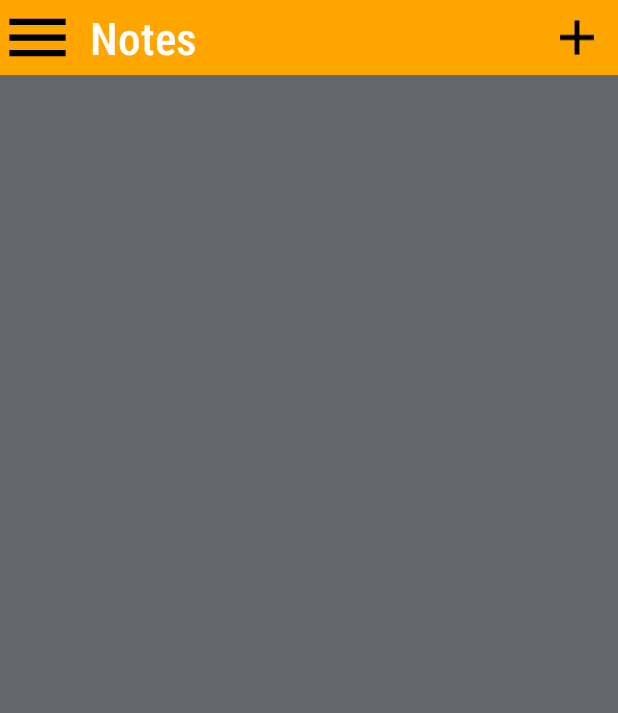
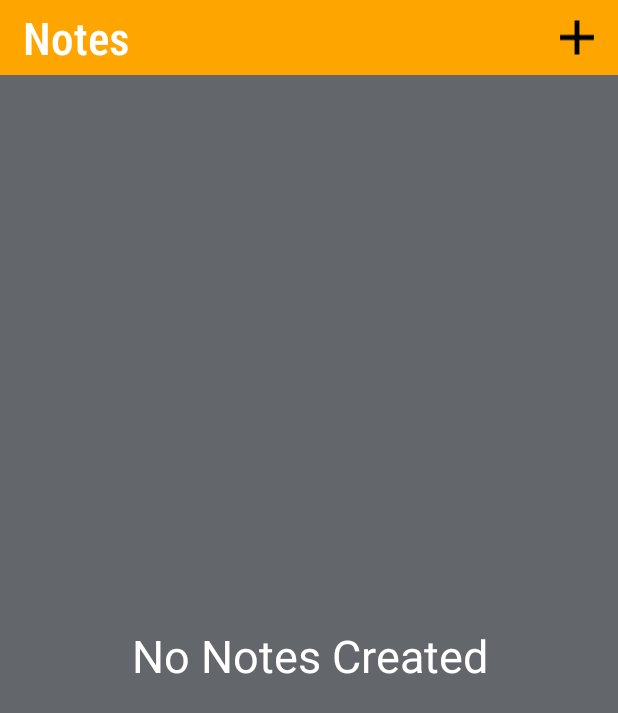
Before and after one commit to agr-shubham/NotesApp, an Android app: the screen it shows after launch (ListNotesActivity), on a phone screen of 412 x 824 dp. Shown: the top 713 px of the screen. Run offline under Robolectric (Android 15) with nearby library versions, the phone set to English and light mode, and no system bars; our stand-ins replace Room's generated code.

```diff
--- a/app/src/main/java/com/shubham/notes/UI/activities/ListNotesActivity.kt
+++ b/app/src/main/java/com/shubham/notes/UI/activities/ListNotesActivity.kt
@@ -4,7 +4,9 @@ import android.app.Activity
 import android.content.Intent
 import android.os.Bundle
 import android.util.Log
+import android.view.View
 import android.widget.ImageButton
+import android.widget.TextView
 import android.widget.Toast
 import androidx.activity.viewModels
 import androidx.appcompat.app.AppCompatActivity
@@ -34,18 +36,19 @@ class ListNotesActivity : AppCompatActivity(){
         Log.d("notesViewModel List", "notesViewModel List"+notesViewModel)
 
         var recyclerView = findViewById<RecyclerView>(R.id.recyclerView1) as RecyclerView
+        var noNotesTV= findViewById<TextView>(R.id.no_notes_message) as TextView
         recyclerView.addItemDecoration(DividerItemDecoration(this, 0));
 //        val notesListLD: LiveData<List<Notes>> = (application as NotesApplication).repository.allWords
         val notesList = listOf<Notes>()
 
 
 
-        var buttonListNotes : ImageButton = findViewById<ImageButton>(R.id.nav_button) as ImageButton
+//        var buttonListNotes : ImageButton = findViewById<ImageButton>(R.id.nav_button) as ImageButton
         var new_note_button : ImageButton = findViewById<ImageButton>(R.id.new_note_button) as ImageButton
 
-        buttonListNotes.setOnClickListener {
-            (this as Activity).finishAfterTransition()
-        }
+//        buttonListNotes.setOnClickListener {
+//            (this as Activity).finishAfterTransition()
+//        }
 
         recyclerView.layoutManager = LinearLayoutManager(this);//,LinearLayout.VERTICAL,false)
         recyclerView.addItemDecoration(DividerItemDecoration(this, DividerItemDecoration.VERTICAL))
@@ -59,6 +62,14 @@ class ListNotesActivity : AppCompatActivity(){
             notes?.let {
                 adapter.updateList(it)
             }
+            if (notesViewModel.allWords.value!!.isEmpty()) {
+                recyclerView.setVisibility(View.GONE);
+                noNotesTV.setVisibility(View.VISIBLE);
+            }
+            else {
+                recyclerView.setVisibility(View.VISIBLE);
+                noNotesTV.setVisibility(View.GONE);
+            }
         }
 
         new_note_button.setOnClickListener{
@@ -69,6 +80,11 @@ class ListNotesActivity : AppCompatActivity(){
         notesList.forEach {
             notesViewModel.insert(it)
         }
+
+
+    }
+    public fun deleteButton(note : Notes) {
+        notesViewModel.delete(note.id)
     }
 
 
--- a/app/src/main/res/layout/activity_list_notes.xml
+++ b/app/src/main/res/layout/activity_list_notes.xml
@@ -7,17 +7,17 @@
     android:background="@color/dark_gray"
     tools:context=".UI.activities.ListNotesActivity">
 
-    <ImageButton
-        android:id="@+id/nav_button"
-        android:layout_width="50dp"
-        android:padding="0dp"
-        android:layout_height="50dp"
-        android:adjustViewBounds="true"
-        android:scaleType="fitCenter"
-        android:background="@color/orange"
-        android:src="@drawable/ic_navigation_more"
-        app:layout_constraintStart_toStartOf="parent"
-        app:layout_constraintTop_toTopOf="parent" />
+<!--    <ImageButton-->
+<!--        android:id="@+id/nav_button"-->
+<!--        android:layout_width="50dp"-->
+<!--        android:padding="0dp"-->
+<!--        android:layout_height="50dp"-->
+<!--        android:adjustViewBounds="true"-->
+<!--        android:scaleType="fitCenter"-->
+<!--        android:background="@color/orange"-->
+<!--        android:src="@drawable/ic_navigation_more"-->
+<!--        app:layout_constraintStart_toStartOf="parent"-->
+<!--        app:layout_constraintTop_toTopOf="parent" />-->
 
     <TextView
         android:id="@+id/title"
@@ -26,7 +26,7 @@
         android:background="@color/orange"
         android:fontFamily="sans-serif-condensed-medium"
         android:gravity="center_vertical"
-        android:paddingLeft="10dp"
+        android:paddingLeft="15dp"
         android:paddingTop="0dp"
         android:paddingBottom="0dp"
         android:text="Notes"
@@ -34,7 +34,9 @@
         android:textSize="30dp"
         app:layout_constraintEnd_toEndOf="parent"
         app:layout_constraintHorizontal_bias="1.0"
-        app:layout_constraintStart_toEndOf="@+id/nav_button"
+        app:layout_constraintStart_toStartOf="parent"
+        app:layout_constraintTop_toTopOf="parent" />
+<!--        app:layout_constraintStart_toEndOf="@+id/nav_button"-->
         app:layout_constraintTop_toTopOf="parent" />
 
     <ImageButton
@@ -66,4 +68,17 @@
             android:paddingStart="2dp" />
     </ScrollView>
 
+    <TextView
+        android:id="@+id/no_notes_message"
+        android:layout_width="match_parent"
+        android:layout_height="0dp"
+        app:layout_constraintBottom_toBottomOf="parent"
+        android:text="No Notes Created"
+        android:gravity="center"
+        app:layout_constraintEnd_toEndOf="parent"
+        app:layout_constraintHorizontal_bias="1.0"
+        android:textColor="@color/white"
+        android:textSize="30dp"
+        app:layout_constraintStart_toStartOf="parent"
+        app:layout_constraintTop_toBottomOf="@+id/title" />
 </androidx.constraintlayout.widget.ConstraintLayout>
```
Also changed, not shown: app/src/main/java/com/shubham/notes/UI/activities/adapters/ListNotesAdapter.kt (+27 -24 lines).
